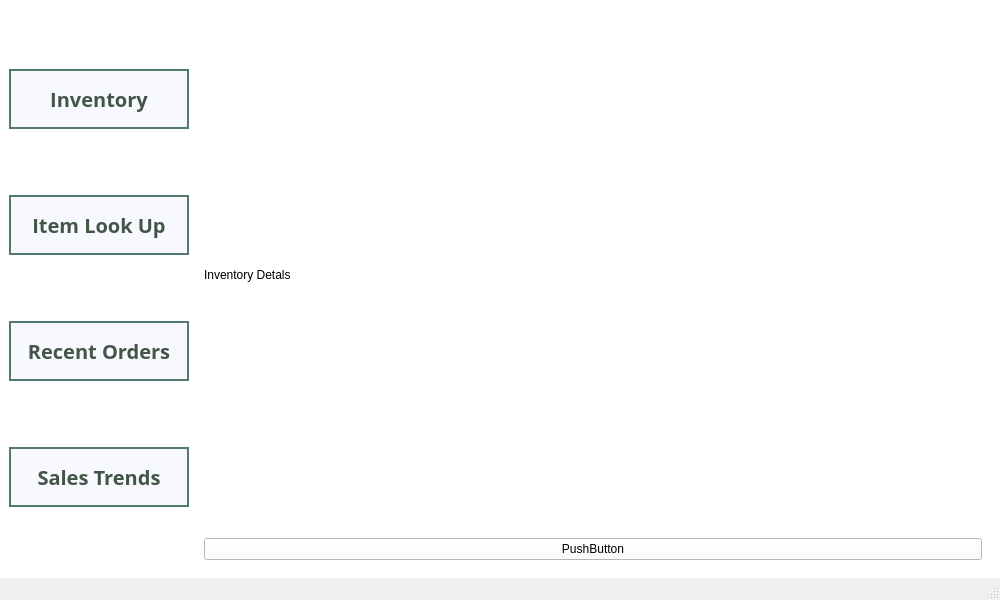
The window that Order66Inventory/mainwindow.ui (josephtrandev/COMS4103_Project) describes before a commit, drawn with Qt 5.
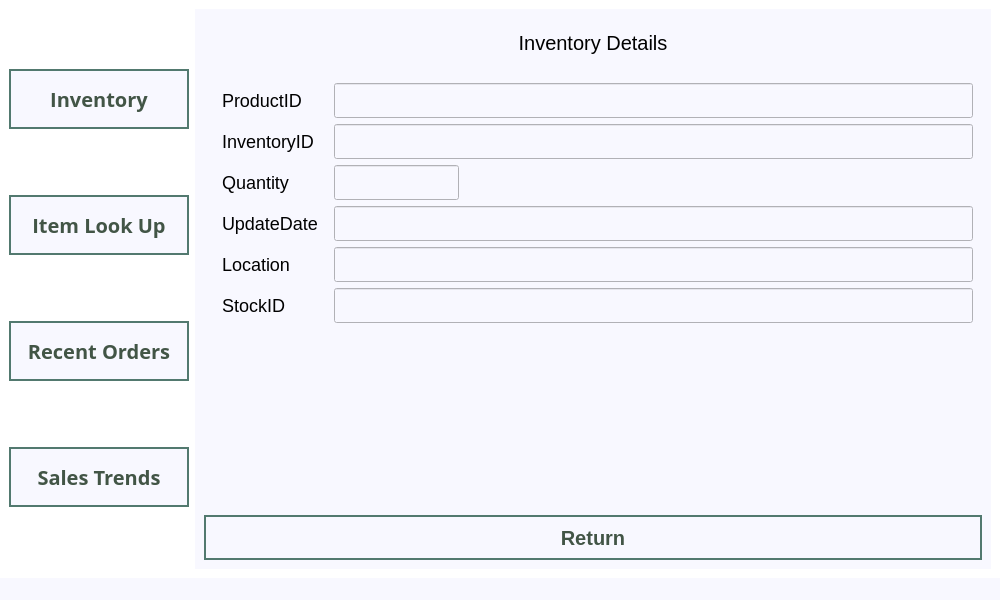
The same window after the commit.

Commit message: inventory detail panel ready

The edit to the form file:
```diff
--- a/Order66Inventory/mainwindow.ui
+++ b/Order66Inventory/mainwindow.ui
@@ -25,6 +25,9 @@
   <property name="windowTitle">
    <string>MainWindow</string>
   </property>
+  <property name="styleSheet">
+   <string notr="true">background-color: #F8F8FF;</string>
+  </property>
   <widget class="QWidget" name="centralwidget">
    <property name="styleSheet">
     <string notr="true">QWidget {
@@ -38,7 +41,7 @@
       <item row="0" column="0">
        <widget class="QStackedWidget" name="stackedWidget">
         <property name="styleSheet">
-         <string notr="true"/>
+         <string notr="true">background-color: #F8F8FF;</string>
         </property>
         <property name="currentIndex">
          <number>1</number>
@@ -95,21 +98,203 @@
          </layout>
         </widget>
         <widget class="QWidget" name="page_2">
-         <layout class="QVBoxLayout" name="verticalLayout_2">
-          <item>
-           <widget class="QLabel" name="label_2">
-            <property name="text">
-             <string>Inventory Detals</string>
-            </property>
-           </widget>
-          </item>
-          <item>
+         <property name="styleSheet">
+          <string notr="true">background-color: #F8F8FF</string>
+         </property>
+         <layout class="QGridLayout" name="gridLayout_4">
+          <item row="3" column="0">
            <widget class="QPushButton" name="pushButton">
+            <property name="minimumSize">
+             <size>
+              <width>0</width>
+              <height>45</height>
+             </size>
+            </property>
+            <property name="styleSheet">
+             <string notr="true">QPushButton{
+	font-size: 20px;
+	color: rgb(66, 85, 70);
+	font-weight: bold;
+	background: #f8f8ff;
+	border: 2px solid #52796f;
+}
+
+QPushButton:Hover{
+	background: #52796f;
+	font-size: 24px;
+	color: #f8f8ff;
+	border: 2px solid white;
+}</string>
+            </property>
             <property name="text">
-             <string>PushButton</string>
+             <string>Return</string>
             </property>
            </widget>
           </item>
+          <item row="0" column="0">
+           <widget class="QLabel" name="label_2">
+            <property name="maximumSize">
+             <size>
+              <width>16777215</width>
+              <height>50</height>
+             </size>
+            </property>
+            <property name="styleSheet">
+             <string notr="true">font-size:20px;
+</string>
+            </property>
+            <property name="text">
+             <string>Inventory Details</string>
+            </property>
+            <property name="alignment">
+             <set>Qt::AlignCenter</set>
+            </property>
+           </widget>
+          </item>
+          <item row="1" column="0">
+           <widget class="QGroupBox" name="groupBox">
+            <property name="styleSheet">
+             <string notr="true">QGroupBox{
+border: none;
+}
+
+QLineEdit{
+	font-size: 18px;
+	padding: 5px;
+}</string>
+            </property>
+            <property name="title">
+             <string/>
+            </property>
+            <layout class="QFormLayout" name="formLayout">
+             <item row="0" column="0">
+              <widget class="QLabel" name="label_4">
+               <property name="styleSheet">
+                <string notr="true">font-size: 18px;
+
+padding: 5px;</string>
+               </property>
+               <property name="text">
+                <string>ProductID</string>
+               </property>
+              </widget>
+             </item>
+             <item row="0" column="1">
+              <widget class="QLineEdit" name="productIdBox">
+               <property name="styleSheet">
+                <string notr="true">font-size: 18px;
+padding: 5px;</string>
+               </property>
+               <property name="readOnly">
+                <bool>true</bool>
+               </property>
+              </widget>
+             </item>
+             <item row="1" column="0">
+              <widget class="QLabel" name="label_6">
+               <property name="styleSheet">
+                <string notr="true">font-size: 18px;
+padding:5px;</string>
+               </property>
+               <property name="text">
+                <string>InventoryID</string>
+               </property>
+              </widget>
+             </item>
+             <item row="1" column="1">
+              <widget class="QLineEdit" name="InvenIDBox">
+               <property name="styleSheet">
+                <string notr="true"/>
+               </property>
+               <property name="readOnly">
+                <bool>true</bool>
+               </property>
+              </widget>
+             </item>
+             <item row="2" column="0">
+              <widget class="QLabel" name="label_3">
+               <property name="styleSheet">
+                <string notr="true">font-size: 18px;
+padding: 5px;</string>
+               </property>
+               <property name="text">
+                <string>Quantity</string>
+               </property>
+              </widget>
+             </item>
+             <item row="2" column="1">
+              <widget class="QLineEdit" name="quantityBox">
+               <property name="maximumSize">
+                <size>
+                 <width>125</width>
+                 <height>16777215</height>
+                </size>
+               </property>
+               <property name="styleSheet">
+                <string notr="true"/>
+               </property>
+               <property name="readOnly">
+                <bool>true</bool>
+               </property>
+              </widget>
+             </item>
+             <item row="3" column="0">
+              <widget class="QLabel" name="label_5">
+               <property name="styleSheet">
+                <string notr="true">font-size: 18px;
+padding: 5px;</string>
+               </property>
+               <property name="text">
+                <string>UpdateDate</string>
+               </property>
+              </widget>
+             </item>
+             <item row="3" column="1">
+              <widget class="QLineEdit" name="updateDateBox">
+               <property name="readOnly">
+                <bool>true</bool>
+               </property>
+              </widget>
+             </item>
+             <item row="4" column="0">
+              <widget class="QLabel" name="label_7">
+               <property name="styleSheet">
+                <string notr="true">font-size: 18px;
+padding: 5px;</string>
+               </property>
+               <property name="text">
+                <string>Location</string>
+               </property>
+              </widget>
+             </item>
+             <item row="5" column="0">
+              <widget class="QLabel" name="label_8">
+               <property name="styleSheet">
+                <string notr="true">font-size: 18px;
+padding: 5px;</string>
+               </property>
+               <property name="text">
+                <string>StockID</string>
+               </property>
+              </widget>
+             </item>
+             <item row="4" column="1">
+              <widget class="QLineEdit" name="LocBox">
+               <property name="readOnly">
+                <bool>true</bool>
+               </property>
+              </widget>
+             </item>
+             <item row="5" column="1">
+              <widget class="QLineEdit" name="StockIdBox">
+               <property name="readOnly">
+                <bool>true</bool>
+               </property>
+              </widget>
+             </item>
+            </layout>
+           </widget>
+          </item>
          </layout>
         </widget>
        </widget>
```
Left out of the diff: 9 changed lines with no effect on the pictures. The commit also changes 4 other files.
